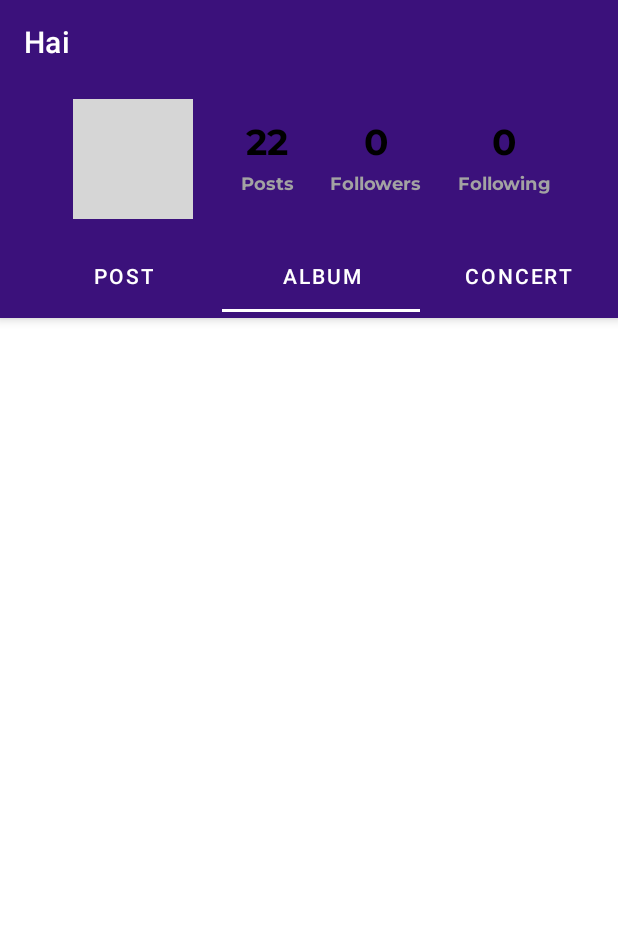
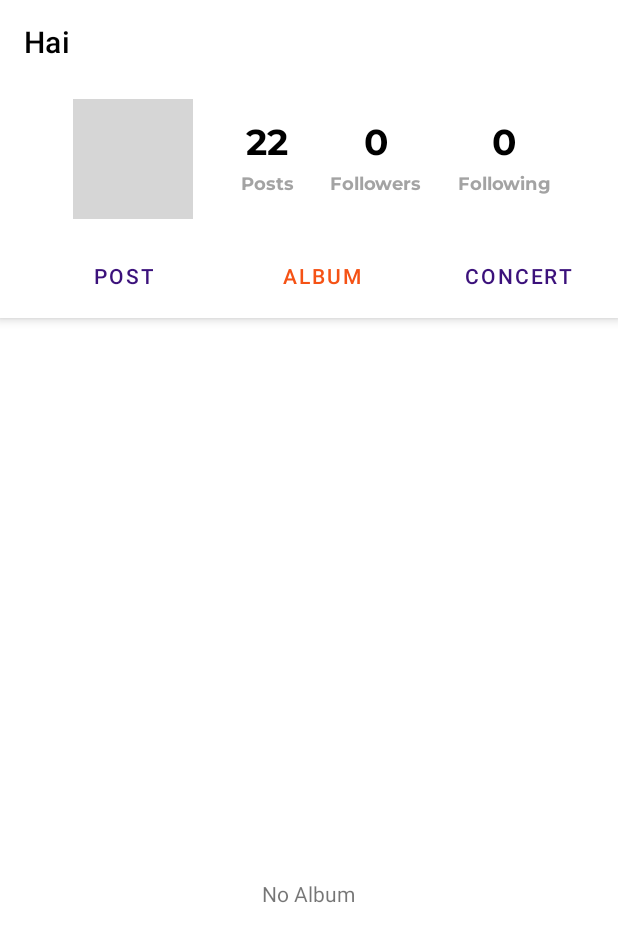
Before and after one commit to SeanF333/Cloudish, an Android app: the UserHome_A screen opened directly, with no data from a screen before it, tab 2 chosen, on a phone screen of 412 x 824 dp. Shown: the top 942 px of the screen. Run offline under Robolectric (Android 15) with nearby library versions, the phone set to English and light mode, and no system bars; our stand-ins replace Firebase (no records; nobody signed in at launch, a user with empty details on screens opened directly); plain views replace RoundedImageView; pictures from the network do not load; 2 statements that could not run were skipped; grey boxes are pictures that could not be loaded.

Commit message:
UserHome beres

```diff
--- a/app/src/main/java/Adapter/AlbumRecyclerAdaptor.java
+++ b/app/src/main/java/Adapter/AlbumRecyclerAdaptor.java
@@ -97,16 +97,11 @@ public class AlbumRecyclerAdaptor extends RecyclerView.Adapter<AlbumRecyclerAdap
                                 v.getContext().startActivity(i);
                             }
 
-
                         }
                     });
                 }
             }
         });
-
-
-
-
     }
 
     @Override
--- a/app/src/main/java/Adapter/AlbumSearchRecyclerAdaptor.java
+++ b/app/src/main/java/Adapter/AlbumSearchRecyclerAdaptor.java
@@ -36,8 +36,6 @@ public class AlbumSearchRecyclerAdaptor extends RecyclerView.Adapter<AlbumSearch
 
     private Context context;
     private List<Pair<Album,String>> lia;
-
-
 
     public AlbumSearchRecyclerAdaptor(Context context, List<Pair<Album,String>> lia) {
         this.context = context;
--- a/app/src/main/java/com/music/cloudish/Concert_Result_F.java
+++ b/app/src/main/java/com/music/cloudish/Concert_Result_F.java
@@ -16,6 +16,7 @@ import android.view.LayoutInflater;
 import android.view.View;
 import android.view.ViewGroup;
 import android.widget.EditText;
+import android.widget.TextView;
 
 import com.google.firebase.auth.FirebaseAuth;
 import com.google.firebase.database.DataSnapshot;
@@ -44,7 +45,6 @@ public class Concert_Result_F extends Fragment {
     List<Concert> lic;
     ConcertRecyclerAdapter cra;
     EditText search;
-
 
     public Concert_Result_F() {
         // Required empty public constructor
--- a/app/src/main/java/com/music/cloudish/UserHome_A.java
+++ b/app/src/main/java/com/music/cloudish/UserHome_A.java
@@ -57,7 +57,7 @@ public class UserHome_A extends AppCompatActivity {
         tabLayout.addTab(tabLayout.newTab().setText("Album"));
         tabLayout.addTab(tabLayout.newTab().setText("Concert"));
         tabLayout.setTabGravity(TabLayout.GRAVITY_FILL);
-        tabLayout.setTabTextColors(getResources().getColor(R.color.white), getResources().getColor(R.color.white));
+        tabLayout.setTabTextColors(getResources().getColor(R.color.main_purple), getResources().getColor(R.color.pop_orange));
 
         // Optional
         nestedScrollView.setFillViewport (true);
--- a/app/src/main/java/com/music/cloudish/UserHome_Ad.java
+++ b/app/src/main/java/com/music/cloudish/UserHome_Ad.java
@@ -36,10 +36,10 @@ public class UserHome_Ad extends FragmentPagerAdapter {
                 UserHome_Post_F userHome_post_f = new UserHome_Post_F(userid);
                 return userHome_post_f;
             case 1:
-                UserHome_Album_F userHome_album_f = new UserHome_Album_F();
+                UserHome_Album_F userHome_album_f = new UserHome_Album_F(userid);
                 return userHome_album_f;
             case 2:
-                UserHome_Concert_F userHome_concert_f = new UserHome_Concert_F();
+                UserHome_Concert_F userHome_concert_f = new UserHome_Concert_F(userid);
                 return userHome_concert_f;
             default:
                 return null;
--- a/app/src/main/java/com/music/cloudish/UserHome_Album_F.java
+++ b/app/src/main/java/com/music/cloudish/UserHome_Album_F.java
@@ -2,63 +2,84 @@ package com.music.cloudish;
 
 import android.os.Bundle;
 
+import androidx.annotation.NonNull;
 import androidx.fragment.app.Fragment;
+import androidx.recyclerview.widget.GridLayoutManager;
+import androidx.recyclerview.widget.RecyclerView;
 
 import android.view.LayoutInflater;
 import android.view.View;
 import android.view.ViewGroup;
+import android.widget.TextView;
 
-/**
- * A simple {@link Fragment} subclass.
- * Use the {@link UserHome_Album_F#newInstance} factory method to
- * create an instance of this fragment.
- */
+import com.google.firebase.database.DataSnapshot;
+import com.google.firebase.database.DatabaseError;
+import com.google.firebase.database.DatabaseReference;
+import com.google.firebase.database.FirebaseDatabase;
+import com.google.firebase.database.ValueEventListener;
+
+import java.util.ArrayList;
+
+import Adapter.AlbumRecyclerAdaptor;
+import Else.Album;
+
 public class UserHome_Album_F extends Fragment {
 
-    // TODO: Rename parameter arguments, choose names that match
-    // the fragment initialization parameters, e.g. ARG_ITEM_NUMBER
-    private static final String ARG_PARAM1 = "param1";
-    private static final String ARG_PARAM2 = "param2";
+    private String userid;
+    RecyclerView albumRecycler;
+    AlbumRecyclerAdaptor albumRecyclerAdaptor;
+    ArrayList<Album> albumlist = new ArrayList<>();
+    DatabaseReference mDatabase;
+    TextView no_album;;
 
-    // TODO: Rename and change types of parameters
-    private String mParam1;
-    private String mParam2;
 
-    public UserHome_Album_F() {
-        // Required empty public constructor
-    }
-
-    /**
-     * Use this factory method to create a new instance of
-     * this fragment using the provided parameters.
-     *
-     * @param param1 Parameter 1.
-     * @param param2 Parameter 2.
-     * @return A new instance of fragment UserHome_Album_F.
-     */
-    // TODO: Rename and change types and number of parameters
-    public static UserHome_Album_F newInstance(String param1, String param2) {
-        UserHome_Album_F fragment = new UserHome_Album_F();
-        Bundle args = new Bundle();
-        args.putString(ARG_PARAM1, param1);
-        args.putString(ARG_PARAM2, param2);
-        fragment.setArguments(args);
-        return fragment;
-    }
-
-    @Override
-    public void onCreate(Bundle savedInstanceState) {
-        super.onCreate(savedInstanceState);
-        if (getArguments() != null) {
-            mParam1 = getArguments().getString(ARG_PARAM1);
-            mParam2 = getArguments().getString(ARG_PARAM2);
-        }
+    public UserHome_Album_F(String userid) {
+        this.userid = userid;
     }
 
     @Override
     public View onCreateView(LayoutInflater inflater, ViewGroup container,
                              Bundle savedInstanceState) {
         // Inflate the layout for this fragment
-        return inflater.inflate(R.layout.fragment_user_home__album_, container, false);
+        View v =  inflater.inflate(R.layout.fragment_user_home__album_, container, false);
+
+        //Hook
+        albumRecycler = v.findViewById(R.id.result_album);
+        no_album = v.findViewById(R.id.no_album);
+        mDatabase = FirebaseDatabase.getInstance().getReference();
+
+        // Set Adapter
+        albumRecycler.setLayoutManager(new GridLayoutManager(getActivity(),2));
+        albumRecyclerAdaptor = new AlbumRecyclerAdaptor(getContext(), albumlist);
+        albumRecycler.setAdapter(albumRecyclerAdaptor);
+
+        // Load album info from database
+        DatabaseReference mAlbum =  mDatabase.child("Album").child(userid);
+        mAlbum.addListenerForSingleValueEvent(new ValueEventListener() {
+            @Override
+            public void onDataChange(@NonNull DataSnapshot snapshot) {
+                if(snapshot.exists()){
+                    albumRecycler.setVisibility(View.VISIBLE);
+                    no_album.setVisibility(View.GONE);
+                    albumlist.clear();
+                    for(DataSnapshot s : snapshot.getChildren()){
+                        Album album = s.getValue(Album.class);
+                        album.setAlbumcategory(s.child("category").getValue().toString());
+                        albumlist.add(album);
+                        albumRecyclerAdaptor.notifyDataSetChanged();
+                    }
+                }else{
+                    no_album.setVisibility(View.VISIBLE);
+                    albumRecycler.setVisibility(View.GONE);
+                }
+            }
+
+            @Override
+            public void onCancelled(@NonNull DatabaseError error) {
+
+            }
+        });
+
+        return v;
     }
 }
--- a/app/src/main/java/com/music/cloudish/UserHome_Concert_F.java
+++ b/app/src/main/java/com/music/cloudish/UserHome_Concert_F.java
@@ -1,64 +1,123 @@
 package com.music.cloudish;
 
+import android.opengl.Visibility;
 import android.os.Bundle;
 
+import androidx.annotation.NonNull;
 import androidx.fragment.app.Fragment;
+import androidx.recyclerview.widget.LinearLayoutManager;
+import androidx.recyclerview.widget.RecyclerView;
+import androidx.recyclerview.widget.StaggeredGridLayoutManager;
 
+import android.util.Log;
 import android.view.LayoutInflater;
 import android.view.View;
 import android.view.ViewGroup;
+import android.widget.TextView;
 
-/**
- * A simple {@link Fragment} subclass.
- * Use the {@link UserHome_Concert_F#newInstance} factory method to
- * create an instance of this fragment.
- */
+import com.google.firebase.database.DataSnapshot;
+import com.google.firebase.database.DatabaseError;
+import com.google.firebase.database.DatabaseReference;
+import com.google.firebase.database.FirebaseDatabase;
+import com.google.firebase.database.ValueEventListener;
+
+import java.text.ParseException;
+import java.text.SimpleDateFormat;
+import java.util.ArrayList;
+import java.util.Date;
+
+import Adapter.ConcertRecyclerAdapter;
+import Else.Concert;
+
+
 public class UserHome_Concert_F extends Fragment {
 
-    // TODO: Rename parameter arguments, choose names that match
-    // the fragment initialization parameters, e.g. ARG_ITEM_NUMBER
-    private static final String ARG_PARAM1 = "param1";
-    private static final String ARG_PARAM2 = "param2";
+    RecyclerView concertRecycler;
+    DatabaseReference mConcert;
+    String userid;
+    ArrayList<Concert> concertlist = new ArrayList<>();
+    ConcertRecyclerAdapter concertRecyclerAdapter;
+    DatabaseReference mDatabase;
+    String concert_id, concert_imageurl, concert_main_genre, concert_name, concert_description, concert_time;
+    Integer concert_duration;
+    TextView no_concert;
 
-    // TODO: Rename and change types of parameters
-    private String mParam1;
-    private String mParam2;
-
-    public UserHome_Concert_F() {
-        // Required empty public constructor
+    public UserHome_Concert_F(String userid) {
+        this.userid = userid;
     }
 
-    /**
-     * Use this factory method to create a new instance of
-     * this fragment using the provided parameters.
-     *
-     * @param param1 Parameter 1.
-     * @param param2 Parameter 2.
-     * @return A new instance of fragment UserHome_Concert_F.
-     */
-    // TODO: Rename and change types and number of parameters
-    public static UserHome_Concert_F newInstance(String param1, String param2) {
-        UserHome_Concert_F fragment = new UserHome_Concert_F();
-        Bundle args = new Bundle();
-        args.putString(ARG_PARAM1, param1);
-        args.putString(ARG_PARAM2, param2);
-        fragment.setArguments(args);
-        return fragment;
-    }
 
-    @Override
-    public void onCreate(Bundle savedInstanceState) {
-        super.onCreate(savedInstanceState);
-        if (getArguments() != null) {
-            mParam1 = getArguments().getString(ARG_PARAM1);
-            mParam2 = getArguments().getString(ARG_PARAM2);
-        }
-    }
 
     @Override
     public View onCreateView(LayoutInflater inflater, ViewGroup container,
                              Bundle savedInstanceState) {
         // Inflate the layout for this fragment
-        return inflater.inflate(R.layout.fragment_user_home__concert_, container, false);
+        View v = inflater.inflate(R.layout.fragment_user_home__concert_, container, false);
+
+        // Hook
+        concertRecycler = v.findViewById(R.id.result_concert);
+        no_concert = v.findViewById(R.id.no_concert);
+        mDatabase = FirebaseDatabase.getInstance().getReference();
+
+        // Set Adapter
+        concertRecyclerAdapter = new ConcertRecyclerAdapter(concertlist);
+        concertRecycler.setHasFixedSize(true);
+        concertRecycler.setLayoutManager(new StaggeredGridLayoutManager(1, LinearLayoutManager.VERTICAL));
+        concertRecycler.setAdapter(concertRecyclerAdapter);
+
+        loadConcert();
+
+        return v;
+    }
+
+    private void loadConcert() {
+
+        DatabaseReference mConcert = mDatabase.child("Concerts").child(userid);
+        concertlist.clear();
+        mConcert.addListenerForSingleValueEvent(new ValueEventListener() {
+            @Override
+            public void onDataChange(@NonNull DataSnapshot snapshot) {
+
+                if(snapshot.exists()){
+                    if(snapshot.getChildrenCount() == 0){
+                        no_concert.setVisibility(View.VISIBLE);
+                        concertRecycler.setVisibility(View.GONE);
+                        return;
+                    }
+                    concertRecycler.setVisibility(View.VISIBLE);
+                    for(DataSnapshot s : snapshot.getChildren()){
+                        concert_id = s.getKey();
+                        concert_description = s.child("description").getValue().toString();
+                        concert_duration = Integer.valueOf(s.child("duration").getValue().toString());
+                        concert_imageurl = s.child("imageurl").getValue().toString();
+                        concert_main_genre = s.child("main_genre").getValue().toString();
+                        concert_name = s.child("name").getValue().toString();
+                        concert_time = s.child("time").getValue().toString();
+
+                        SimpleDateFormat dateFormat = new SimpleDateFormat("dd/MM/yyyy hh:mm");
+                        Date concert_date = null;
+                        try {
+                            concert_date = dateFormat.parse(s.child("date").getValue().toString()+ " " +concert_time);
+                        } catch (ParseException e) {
+                            Log.d("Error parse date", "Error parse date");
+                            e.printStackTrace();
+                        }
+
+                        Concert concert = new Concert(concert_id, concert_imageurl, concert_main_genre, concert_name, concert_description, concert_date, concert_time, userid, concert_duration);
+                        concertlist.add(concert);
+                        concertRecyclerAdapter.notifyDataSetChanged();
+                    }
+                }else{
+                    no_concert.setVisibility(View.VISIBLE);
+                    concertRecycler.setVisibility(View.GONE);
+                }
+            }
+
+            @Override
+            public void onCancelled(@NonNull DatabaseError error) {
+
+            }
+        });
+
     }
 }
--- a/app/src/main/java/com/music/cloudish/UserHome_Post_F.java
+++ b/app/src/main/java/com/music/cloudish/UserHome_Post_F.java
@@ -2,6 +2,7 @@ package com.music.cloudish;
 
 import android.os.Bundle;
 
+import androidx.annotation.NonNull;
 import androidx.fragment.app.Fragment;
 import androidx.recyclerview.widget.LinearLayoutManager;
 import androidx.recyclerview.widget.RecyclerView;
@@ -11,10 +12,19 @@ import android.util.Log;
 import android.view.LayoutInflater;
 import android.view.View;
 import android.view.ViewGroup;
+import android.widget.TextView;
 
+import com.google.firebase.database.DataSnapshot;
+import com.google.firebase.database.DatabaseError;
 import com.google.firebase.database.DatabaseReference;
+import com.google.firebase.database.FirebaseDatabase;
+import com.google.firebase.database.ValueEventListener;
 
+import java.time.LocalDate;
+import java.time.LocalDateTime;
+import java.time.format.DateTimeFormatter;
 import java.util.ArrayList;
+import java.util.Map;
 
 import Adapter.PostRecyclerAdapter;
 import Else.Post;
@@ -26,6 +36,8 @@ public class UserHome_Post_F extends Fragment {
     String userid;
     ArrayList<Post> postlist = new ArrayList<>();
     PostRecyclerAdapter postRecyclerAdapter;
+    DatabaseReference mDatabase;
+    TextView no_post;
 
     public UserHome_Post_F(String userid) {
         this.userid = userid;
@@ -39,6 +51,8 @@ public class UserHome_Post_F extends Fragment {
 
         //Hook
         postRecycler = v.findViewById(R.id.result_post);
+        no_post = v.findViewById(R.id.no_post);
+        mDatabase = FirebaseDatabase.getInstance().getReference();
 
         // Set Adapter
         postRecyclerAdapter = new PostRecyclerAdapter(postlist);
@@ -46,6 +60,74 @@ public class UserHome_Post_F extends Fragment {
         postRecycler.setLayoutManager(new StaggeredGridLayoutManager(1, LinearLayoutManager.VERTICAL));
         postRecycler.setAdapter(postRecyclerAdapter);
 
+        loadPost();
+
         return v;
     }
+
+    private void loadPost() {
+        DatabaseReference mPost = mDatabase.child("Posts");
+        mPost.addListenerForSingleValueEvent(new ValueEventListener() {
+            @Override
+            public void onDataChange(@NonNull DataSnapshot snapshot) {
+                if(snapshot.exists()){
+                    postlist.clear();
+                    no_post.setVisibility(View.VISIBLE);
+                    postRecycler.setVisibility(View.GONE);
+                    for(DataSnapshot s : snapshot.getChildren()){
+                        String post_url, caption, datetime, poster_id, post_id;
+                        Map<String, Object> map = (Map<String, Object>)s.getValue();
+                        // ambil info dari db
+                        post_id = s.getKey();
+                        Log.d("postKeynih1",post_id);
+                        post_url = map.get("imageurl").toString();
+                        caption = map.get("caption").toString();
+                        datetime = map.get("datetime").toString();
+                        poster_id = map.get("poster_id").toString();
+
+                        if(poster_id.equals(userid)){
+                            postRecycler.setVisibility(View.VISIBLE);
+                            no_post.setVisibility(View.GONE);
+                            loadPosterData(post_id, post_url, caption, datetime, poster_id);
+                        }
+                    }
+                }else{
+                    no_post.setVisibility(View.VISIBLE);
+                    postRecycler.setVisibility(View.GONE);
+                }
+            }
+
+            @Override
+            public void onCancelled(@NonNull DatabaseError error) {
+
+            }
+        });
+
+    }
+
+    private void loadPosterData(String post_id, String post_url, String caption, String datetime, String poster_id) {
+
+        DatabaseReference mUser = mDatabase.child("Users").child(poster_id);
+        mUser.addListenerForSingleValueEvent(new ValueEventListener() {
+            @Override
+            public void onDataChange(@NonNull DataSnapshot snapshot) {
+                if(snapshot.exists()){
+                    String poster_name, poster_imageurl;
+                    poster_name = snapshot.child("username").getValue().toString();
+                    poster_imageurl = snapshot.child("imageurl").getValue().toString();
+                    DateTimeFormatter dtf = DateTimeFormatter.ofPattern("yyyy/MM/dd HH:mm:ss");
+                    LocalDateTime localDateTime = LocalDateTime.parse(datetime, dtf);
+                    Post post = new Post(post_id, post_url, caption, poster_id, localDateTime, poster_imageurl, poster_name);
+                    postlist.add(post);
+                    postRecyclerAdapter.notifyDataSetChanged();
+                }
+            }
+
+            @Override
+            public void onCancelled(@NonNull DatabaseError error) {
+
+            }
+        });
+
+    }
 }
--- a/app/src/main/res/layout/activity_user_home_.xml
+++ b/app/src/main/res/layout/activity_user_home_.xml
@@ -17,16 +17,16 @@
             android:id="@+id/name_toolbar"
             android:layout_width="match_parent"
             android:layout_height="?attr/actionBarSize"
-            android:background="@color/main_purple"
+            android:background="@color/white"
             app:layout_scrollFlags="scroll|snap"
             app:title="Hai"
-            app:titleTextColor="@color/white" />
+            app:titleTextColor="@color/black" />
 
         <androidx.appcompat.widget.Toolbar
             android:layout_width="match_parent"
             android:layout_height="100dp"
             android:layout_gravity="center"
-            android:background="@color/main_purple"
+            android:background="@color/white"
             android:gravity="center"
             app:layout_scrollFlags="scroll">
 
@@ -141,7 +141,7 @@
         <androidx.appcompat.widget.Toolbar
             android:layout_width="match_parent"
             android:layout_height="?attr/actionBarSize"
-            android:background="@color/main_purple"
+            android:background="@color/white"
             android:gravity="center"
             app:layout_scrollFlags="enterAlways">
 
@@ -149,7 +149,7 @@
                 android:id="@+id/tab_layout"
                 android:layout_width="match_parent"
                 android:layout_height="wrap_content"
-                android:background="@color/main_purple"
+                android:background="@color/white"
                 app:tabIndicatorColor="@color/white"
                 app:tabTextColor="@color/white">
 
--- a/app/src/main/res/layout/fragment_user_home__album_.xml
+++ b/app/src/main/res/layout/fragment_user_home__album_.xml
@@ -5,6 +5,16 @@
     android:layout_height="match_parent"
     tools:context=".UserHome_Album_F">
 
+    <TextView
+        android:id="@+id/no_album"
+        android:layout_width="wrap_content"
+        android:layout_height="wrap_content"
+        android:text="No Album"
+        android:gravity="center"
+        android:layout_gravity="center"
+        android:visibility="gone"/>
+
+
     <androidx.recyclerview.widget.RecyclerView
         android:id="@+id/result_album"
         android:layout_width="match_parent"
--- a/app/src/main/res/layout/post_cardview.xml
+++ b/app/src/main/res/layout/post_cardview.xml
@@ -4,7 +4,9 @@
     android:id="@+id/albumitem"
     android:layout_width="match_parent"
     android:layout_height="wrap_content"
-    android:layout_margin="10dp"
+    android:layout_marginLeft="10dp"
+    android:layout_marginTop="10dp"
+    android:layout_marginRight="10dp"
     android:clickable="true"
     android:foreground="?android:attr/selectableItemBackground"
     app:cardCornerRadius="15dp">
@@ -44,8 +46,8 @@
             android:layout_marginTop="20dp"
             android:elevation="5dp"
             android:ellipsize="end"
+            android:fontFamily="@font/montserrat_bold"
             android:gravity="center"
-            android:fontFamily="@font/montserrat_bold"
             android:maxLines="1"
             android:text="hai"
             android:textColor="@color/white"
```
Also changed, not shown: app/src/main/java/Adapter/PostRecyclerAdapter.java (+78 -3 lines), app/src/main/java/Else/Post.java (+11 -12 lines), app/src/main/res/layout/fragment_user_home__concert_.xml (+9 -0 lines), app/src/main/res/layout/fragment_user_home__post_.xml (+9 -0 lines), app/src/main/res/drawable/heart128.png (added).
